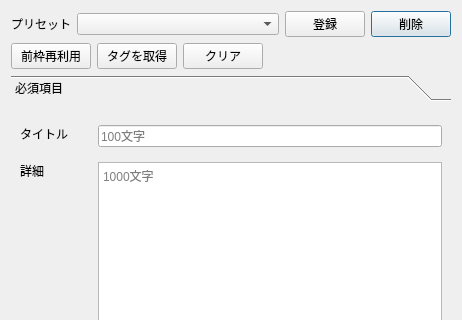
Above: ui/newwakusettingswindow.ui from diginatu/Viqo before the change; both pictures show x 0 to 462 and y 0 to 320 of the 462 by 520 pixel window. Below: the same form after it.
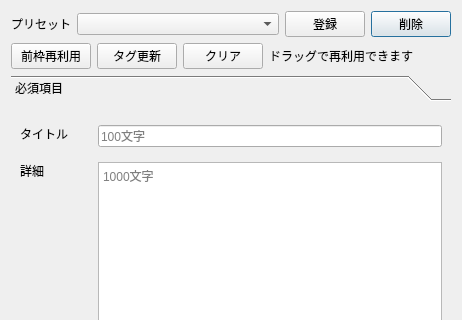
That is the form after the change. The open tabs and pages were chosen to show the change.

Commit message: New Waku : update tags is implemented

What changed in the file:
```diff
--- a/ui/newwakusettingswindow.ui
+++ b/ui/newwakusettingswindow.ui
@@ -52,7 +52,7 @@
       <item>
        <widget class="QPushButton" name="getTag">
         <property name="text">
-         <string>タグを取得</string>
+         <string>タグ更新</string>
         </property>
        </widget>
       </item>
@@ -64,17 +64,17 @@
        </widget>
       </item>
       <item>
-       <spacer name="horizontalSpacer">
-        <property name="orientation">
-         <enum>Qt::Horizontal</enum>
+       <widget class="QLabel" name="label_3">
+        <property name="sizePolicy">
+         <sizepolicy hsizetype="Expanding" vsizetype="Preferred">
+          <horstretch>0</horstretch>
+          <verstretch>0</verstretch>
+         </sizepolicy>
         </property>
-        <property name="sizeHint" stdset="0">
-         <size>
-          <width>157</width>
-          <height>20</height>
-         </size>
+        <property name="text">
+         <string>ドラッグで再利用できます</string>
         </property>
-       </spacer>
+       </widget>
       </item>
      </layout>
     </widget>
```
Left out of the diff: 2 changed lines with no effect on the pictures. The commit also changes 1 other file.
